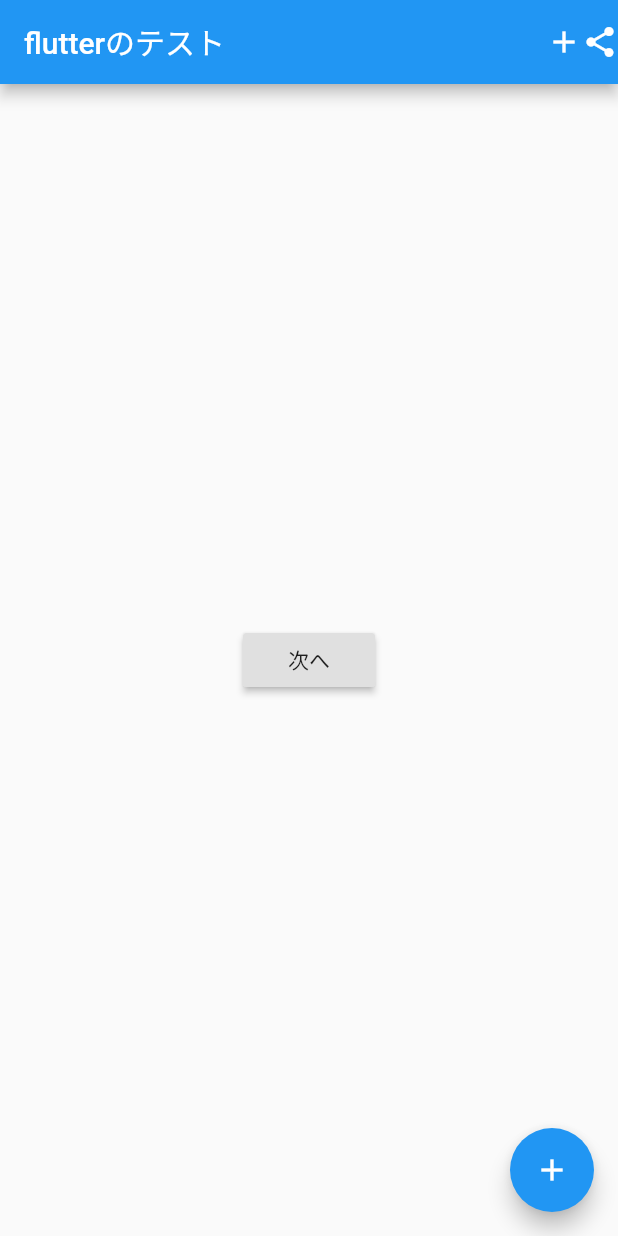
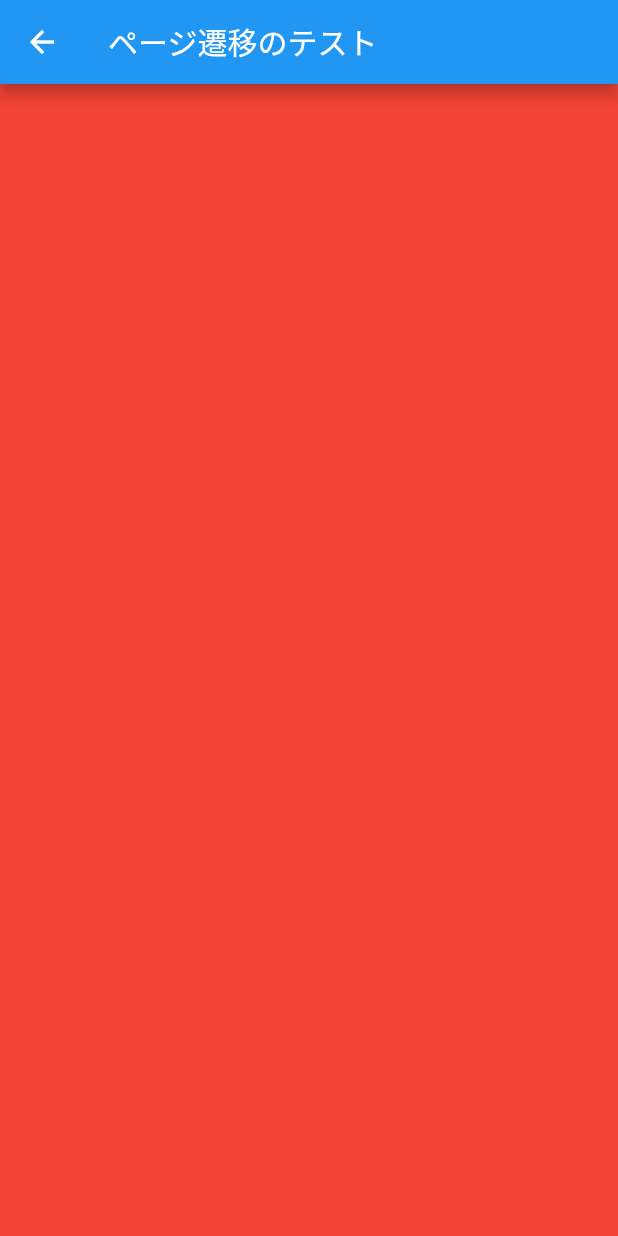
Before and after one commit to nottak0409/flutter_example_app, a Flutter app: the screen it shows after launch, after a tap on "次へ", on a phone screen of 412 x 824 dp. Run offline on Flutter 3.47's test engine with Material 2 defaults, Android fonts, the phone set to English and light mode, and no system bars.

Commit message:
[add]ページ遷移のコード作成

```diff
--- a/lib/main.dart
+++ b/lib/main.dart
@@ -1,4 +1,5 @@
 import 'package:flutter/material.dart';
+import './next_page.dart';
 
 void main() {
   runApp(const MyApp());
@@ -82,7 +83,12 @@ class _MyHomePageState extends State<MyHomePage> {
       body: Center(
         child: RaisedButton(
           child: Text("次へ"),
-          onPressed: () {},
+          onPressed: () {
+            Navigator.push(
+              context,
+              MaterialPageRoute(builder: (context) => NextPage()),
+            );
+          },
         ),
       ),
       floatingActionButton: FloatingActionButton(
--- /dev/null
+++ b/lib/next_page.dart
@@ -0,0 +1,15 @@
+import 'package:flutter/material.dart';
+
+class NextPage extends StatelessWidget {
+  @override
+  Widget build(BuildContext context) {
+    return Scaffold(
+      appBar: AppBar(
+        title: Text('ページ遷移のテスト'),
+      ),
+      body: Container(
+        color: Colors.red
+      ),
+    );
+  }
+}
```
